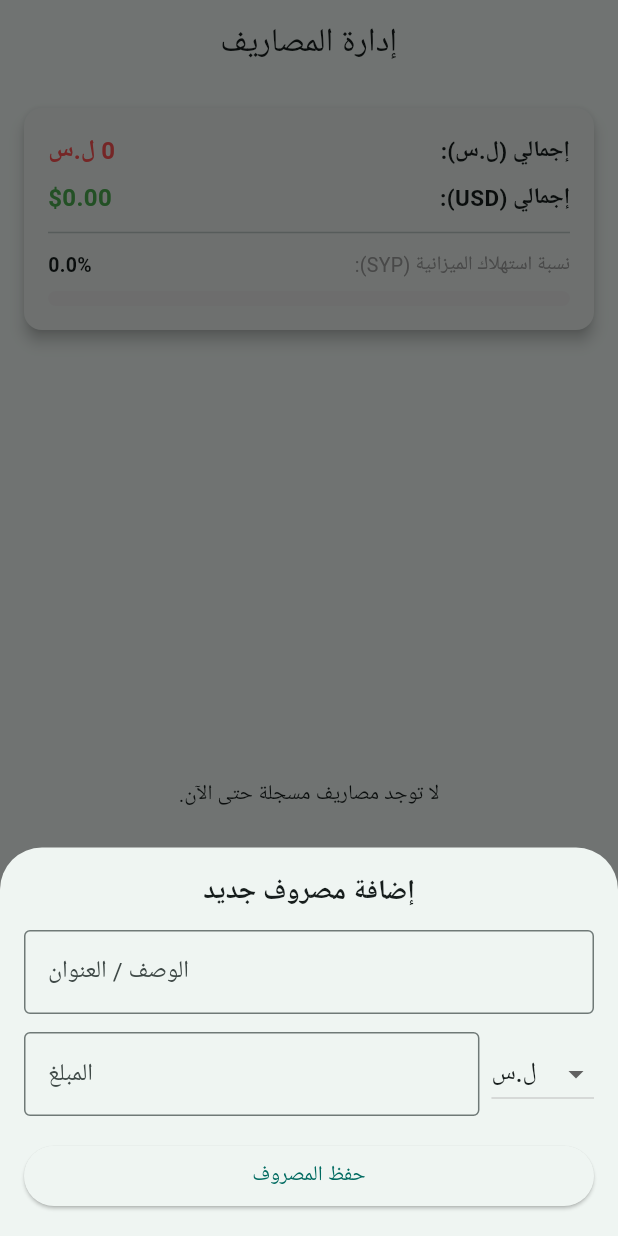
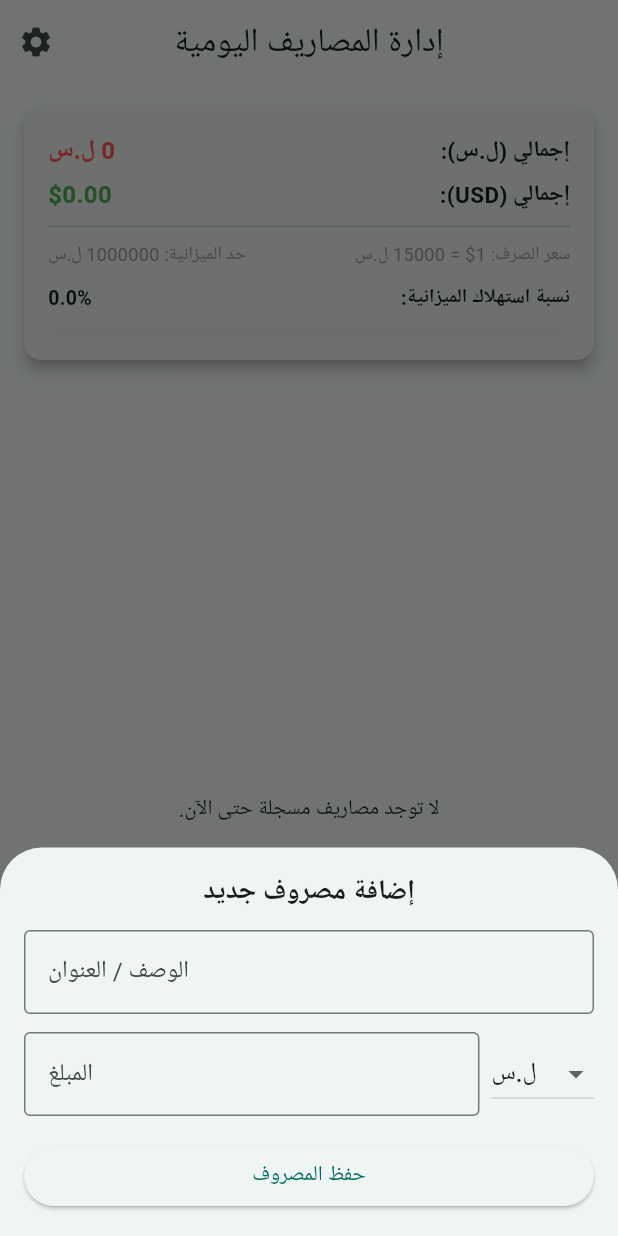
Before and after one commit to al-homse/money, a Flutter app: the screen it shows after launch, after a tap on the "add" icon, on a phone screen of 412 x 824 dp. Run offline on Flutter 3.47's test engine with Material 3 defaults, Android fonts, the phone set to English and light mode, and no system bars; our stand-ins replace cloud_firestore, firebase_core; accounts and stored records are empty.

Commit message:
update booking screen and logic

```diff
--- a/lib/main.dart
+++ b/lib/main.dart
@@ -1,11 +1,12 @@
 import 'package:flutter/material.dart';
 import 'package:firebase_core/firebase_core.dart';
+import 'package:cloud_firestore/cloud_firestore.dart';
 import 'views/home_screen.dart';
 
 void main() async {
   WidgetsFlutterBinding.ensureInitialized();
 
-  // تهيئة Firebase في التطبيق
+  // 1. تهيئة Firebase في التطبيق
   await Firebase.initializeApp(
     options: const FirebaseOptions(
       apiKey: "AIzaSyCeTkG9y_J4f_eAw9f-s2mtfCWYbIAPK2w",
@@ -15,6 +16,11 @@ void main() async {
       messagingSenderId: "609160171719",
       appId: "1:609160171719:web:d0c37479729a30190a6ee2",
     ),
+  );
+
+  // 2. إعدادات Firestore للويب للعمل بدون انقطاع
+  FirebaseFirestore.instance.settings = const Settings(
+    persistenceEnabled: true,
   );
 
   runApp(const ExpenseTrackerApp());
--- a/lib/views/home_screen.dart
+++ b/lib/views/home_screen.dart
@@ -1,4 +1,5 @@
 import 'package:flutter/material.dart';
+import 'package:cloud_firestore/cloud_firestore.dart';
 
 class HomeScreen extends StatefulWidget {
   const HomeScreen({super.key});
@@ -8,38 +9,48 @@ class HomeScreen extends StatefulWidget {
 }
 
 class _HomeScreenState extends State<HomeScreen> {
-  // قائمة المصاريف (تأخذ القيمة والمقدار مع العملة المحدد)
-  final List<Map<String, dynamic>> _transactions = [];
+  // الإعدادات المحلية المبدئية
+  double _budgetLimitSYP = 1000000.0; // حد الميزانية
+  double _exchangeRate = 15000.0;    // سعر صرف 1 دولار بالليرة
 
-  // حد الميزانية الافتراضي لشريط التقدم
-  final double _budgetLimitSYP = 100000.0;
-
-  // متحكمات النصوص
+  // متحكمات النصوص لنموذج إضافة مصروف
   final TextEditingController _titleController = TextEditingController();
   final TextEditingController _amountController = TextEditingController();
-  String _selectedCurrency = 'SYP'; // العملة الافتراضية
+  String _selectedCurrency = 'SYP';
 
-  void _addTransaction() {
-    final title = _titleController.text;
+  // متحكمات الإعدادات
+  final TextEditingController _budgetController = TextEditingController();
+  final TextEditingController _exchangeController = TextEditingController();
+
+  // المرجع لمجموعة المصاريف في Firebase
+  final CollectionReference _expensesCollection =
+      FirebaseFirestore.instance.collection('expenses');
+
+  // إضافة مصروف جديد إلى Firebase
+  Future<void> _addTransaction() async {
+    final title = _titleController.text.trim();
     final amount = double.tryParse(_amountController.text) ?? 0.0;
 
     if (title.isEmpty || amount <= 0) return;
 
-    setState(() {
-      _transactions.add({
-        'id': DateTime.now().toString(),
+    await _expensesCollection.add({
       'title': title,
       'amount': amount,
       'currency': _selectedCurrency,
-        'date': DateTime.now(),
-      });
+      'timestamp': FieldValue.serverTimestamp(),
     });
 
     _titleController.clear();
     _amountController.clear();
-    Navigator.of(context).pop();
+    if (mounted) Navigator.of(context).pop();
   }
 
+  // حذف مصروف من Firebase
+  Future<void> _deleteTransaction(String id) async {
+    await _expensesCollection.doc(id).delete();
+  }
+
+  // حوار إضافة مصروف
   void _showAddTransactionDialog() {
     showModalBottomSheet(
       context: context,
@@ -91,9 +102,7 @@ class _HomeScreenState extends State<HomeScreen> {
                     ],
                     onChanged: (val) {
                       if (val != null) {
-                        setModalState(() {
-                          _selectedCurrency = val;
-                        });
+                        setModalState(() => _selectedCurrency = val);
                       }
                     },
                   ),
@@ -111,41 +120,111 @@ class _HomeScreenState extends State<HomeScreen> {
     );
   }
 
+  // حوار تعديل سعر الصرف وحد الميزانية
+  void _showSettingsDialog() {
+    _budgetController.text = _budgetLimitSYP.toStringAsFixed(0);
+    _exchangeController.text = _exchangeRate.toStringAsFixed(0);
+
+    showDialog(
+      context: context,
+      builder: (ctx) => AlertDialog(
+        title: const Text('إعدادات الميزانية وسعر الصرف', textAlign: TextAlign.center),
+        content: Column(
+          mainAxisSize: MainAxisSize.min,
+          children: [
+            TextField(
+              controller: _budgetController,
+              keyboardType: TextInputType.number,
+              decoration: const InputDecoration(
+                labelText: 'حد الميزانية الإجمالي (ل.س)',
+                border: OutlineInputBorder(),
+              ),
+            ),
+            const SizedBox(height: 12),
+            TextField(
+              controller: _exchangeController,
+              keyboardType: TextInputType.number,
+              decoration: const InputDecoration(
+                labelText: 'سعر صرف 1 دولار بالليرة (SYP)',
+                border: OutlineInputBorder(),
+              ),
+            ),
+          ],
+        ),
+        actions: [
+          TextButton(
+            onPressed: () => Navigator.of(ctx).pop(),
+            child: const Text('إلغاء'),
+          ),
+          ElevatedButton(
+            onPressed: () {
+              setState(() {
+                _budgetLimitSYP = double.tryParse(_budgetController.text) ?? _budgetLimitSYP;
+                _exchangeRate = double.tryParse(_exchangeController.text) ?? _exchangeRate;
+              });
+              Navigator.of(ctx).pop();
+            },
+            child: const Text('حفظ الإعدادات'),
+          ),
+        ],
+      ),
+    );
+  }
+
   @override
   void dispose() {
     _titleController.dispose();
     _amountController.dispose();
+    _budgetController.dispose();
+    _exchangeController.dispose();
     super.dispose();
   }
 
   @override
   Widget build(BuildContext context) {
-    // حساب المجموع لكل عملة على حدة
-    double totalSYP = 0.0;
-    double totalUSD = 0.0;
-
-    for (var tx in _transactions) {
-      if (tx['currency'] == 'SYP') {
-        totalSYP += tx['amount'];
-      } else if (tx['currency'] == 'USD') {
-        totalUSD += tx['amount'];
-      }
-    }
-
-    // نسبة استهلاك الميزانية لشريط التقدم (بناءً على الليرة كمثال)
-    double progressRatio = totalSYP / _budgetLimitSYP;
-    if (progressRatio > 1.0) progressRatio = 1.0;
-
     return Directionality(
       textDirection: TextDirection.rtl,
       child: Scaffold(
         appBar: AppBar(
-          title: const Text('إدارة المصاريف'),
+          title: const Text('إدارة المصاريف اليومية'),
           centerTitle: true,
+          actions: [
+            IconButton(
+              icon: const Icon(Icons.settings),
+              tooltip: 'تعديل سعر الصرف والميزانية',
+              onPressed: _showSettingsDialog,
             ),
-        body: Column(
+          ],
+        ),
+        body: StreamBuilder<QuerySnapshot>(
+          stream: _expensesCollection.orderBy('timestamp', descending: true).snapshots(),
+          builder: (context, snapshot) {
+            if (snapshot.connectionState == ConnectionState.waiting) {
+              return const Center(child: CircularProgressIndicator());
+            }
+
+            final docs = snapshot.data?.docs ?? [];
+            double totalSYP = 0.0;
+            double totalUSD = 0.0;
+
+            for (var doc in docs) {
+              final data = doc.data() as Map<String, dynamic>;
+              final amount = (data['amount'] as num).toDouble();
+              if (data['currency'] == 'SYP') {
+                totalSYP += amount;
+              } else if (data['currency'] == 'USD') {
+                totalUSD += amount;
+              }
+            }
+
+            // تحويل الكل إلى قيمة مكافئة بالليرة لحساب شريط التقدم
+            double totalInSYP = totalSYP + (totalUSD * _exchangeRate);
+            double progressRatio = _budgetLimitSYP > 0 ? (totalInSYP / _budgetLimitSYP) : 0.0;
+            if (progressRatio > 1.0) progressRatio = 1.0;
+
+            return Column(
               children: [
-            // كارد إجمالي المصاريف والعملتين
+                // كارد ملخص الحساب وشريط التقدم
                 Card(
                   margin: const EdgeInsets.all(16),
                   elevation: 4,
@@ -161,7 +240,7 @@ class _HomeScreenState extends State<HomeScreen> {
                             Text('${totalSYP.toStringAsFixed(0)} ل.س', style: const TextStyle(fontSize: 16, color: Colors.redAccent, fontWeight: FontWeight.bold)),
                           ],
                         ),
-                    const SizedBox(height: 8),
+                        const SizedBox(height: 6),
                         Row(
                           mainAxisAlignment: MainAxisAlignment.spaceBetween,
                           children: [
@@ -169,16 +248,23 @@ class _HomeScreenState extends State<HomeScreen> {
                             Text('\$${totalUSD.toStringAsFixed(2)}', style: const TextStyle(fontSize: 16, color: Colors.green, fontWeight: FontWeight.bold)),
                           ],
                         ),
-                    const Divider(height: 24),
-                    // شريط التقدم (Progress Bar)
+                        const Divider(height: 20),
                         Row(
                           mainAxisAlignment: MainAxisAlignment.spaceBetween,
                           children: [
-                        const Text('نسبة استهلاك الميزانية (SYP):', style: TextStyle(fontSize: 13, color: Colors.grey)),
+                            Text('سعر الصرف: 1\$ = ${_exchangeRate.toStringAsFixed(0)} ل.س', style: const TextStyle(fontSize: 12, color: Colors.grey)),
+                            Text('حد الميزانية: ${_budgetLimitSYP.toStringAsFixed(0)} ل.س', style: const TextStyle(fontSize: 12, color: Colors.grey)),
+                          ],
+                        ),
+                        const SizedBox(height: 10),
+                        Row(
+                          mainAxisAlignment: MainAxisAlignment.spaceBetween,
+                          children: [
+                            const Text('نسبة استهلاك الميزانية:', style: TextStyle(fontSize: 13, fontWeight: FontWeight.w600)),
                             Text('${(progressRatio * 100).toStringAsFixed(1)}%', style: const TextStyle(fontSize: 13, fontWeight: FontWeight.bold)),
                           ],
                         ),
-                    const SizedBox(height: 8),
+                        const SizedBox(height: 6),
                         LinearProgressIndicator(
                           value: progressRatio,
                           backgroundColor: Colors.grey[200],
@@ -190,17 +276,17 @@ class _HomeScreenState extends State<HomeScreen> {
                     ),
                   ),
                 ),
-            // قائمة المصاريف
+                // سجل المصاريف المخزن في Firebase
                 Expanded(
-              child: _transactions.isEmpty
-                  ? const Center(
-                      child: Text('لا توجد مصاريف مسجلة حتى الآن.'),
-                    )
+                  child: docs.isEmpty
+                      ? const Center(child: Text('لا توجد مصاريف مسجلة حتى الآن.'))
                       : ListView.builder(
-                      itemCount: _transactions.length,
+                          itemCount: docs.length,
                           itemBuilder: (ctx, index) {
-                        final tx = _transactions[index];
+                            final doc = docs[index];
+                            final tx = doc.data() as Map<String, dynamic>;
                             final isSyp = tx['currency'] == 'SYP';
+
                             return Card(
                               margin: const EdgeInsets.symmetric(horizontal: 16, vertical: 4),
                               child: ListTile(
@@ -211,8 +297,7 @@ class _HomeScreenState extends State<HomeScreen> {
                                     style: TextStyle(color: isSyp ? Colors.blue[900] : Colors.green[900], fontWeight: FontWeight.bold),
                                   ),
                                 ),
-                            title: Text(tx['title'], style: const TextStyle(fontWeight: FontWeight.bold)),
-                            subtitle: Text('${(tx['date'] as DateTime).day}/${(tx['date'] as DateTime).month}/${(tx['date'] as DateTime).year}'),
+                                title: Text(tx['title'] ?? '', style: const TextStyle(fontWeight: FontWeight.bold)),
                                 trailing: Row(
                                   mainAxisSize: MainAxisSize.min,
                                   children: [
@@ -222,11 +307,7 @@ class _HomeScreenState extends State<HomeScreen> {
                                     ),
                                     IconButton(
                                       icon: const Icon(Icons.delete, color: Colors.redAccent, size: 20),
-                                  onPressed: () {
-                                    setState(() {
-                                      _transactions.removeAt(index);
-                                    });
-                                  },
+                                      onPressed: () => _deleteTransaction(doc.id),
                                     ),
                                   ],
                                 ),
@@ -236,6 +317,8 @@ class _HomeScreenState extends State<HomeScreen> {
                         ),
                 ),
               ],
+            );
+          },
         ),
         floatingActionButton: FloatingActionButton(
           onPressed: _showAddTransactionDialog,
```
Lines whose indentation alone changed are shown as unchanged.
